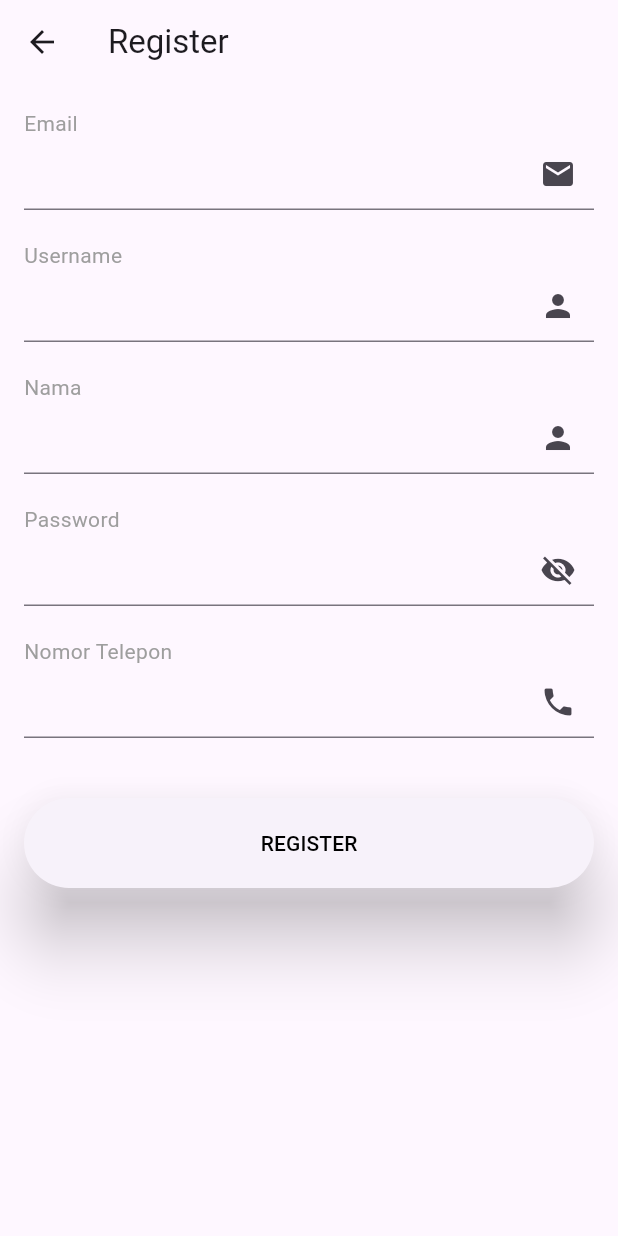
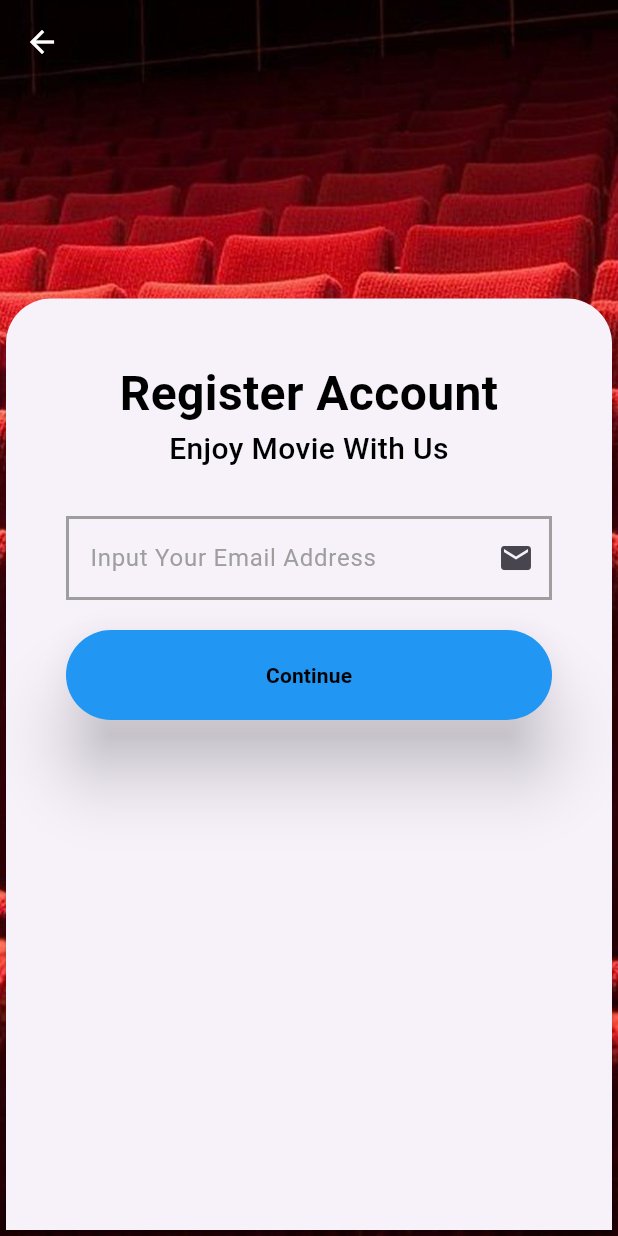
Before and after one commit to FrienDotJava/AtmaCinema, a Flutter app: the screen it shows after launch, after a tap on "Don't have an account? Register here", on a phone screen of 412 x 824 dp. Run offline on Flutter 3.47's test engine with Material 3 defaults, Android fonts, the phone set to English and light mode, and no system bars.

Commit message:
Redesign Register
Pemisahan register email dan data lainnya. Menambah desain background and UI dimiripkan dengan halaman Login.

```diff
--- a/lib/login.dart
+++ b/lib/login.dart
@@ -1,5 +1,5 @@
 import 'package:flutter/material.dart';
-import 'package:tubes/register.dart';
+import 'package:tubes/register_email.dart';
 
 class LoginPage extends StatefulWidget {
   const LoginPage({super.key});
@@ -9,6 +9,7 @@ class LoginPage extends StatefulWidget {
 }
 
 class _LoginPageState extends State<LoginPage> {
+  bool isPasswordVisible = false;
   late Color myColor;
   late Size mediaSize;
   TextEditingController emailController = TextEditingController();
@@ -90,20 +91,20 @@ class _LoginPageState extends State<LoginPage> {
               color: Colors.black, fontSize: 32, fontWeight: FontWeight.w500),
         ),
         _buildGreyText("Please login with your information"),
-        const SizedBox(height: 40),
+        const SizedBox(height: 20),
         _buildGreyText("Email address"),
         _buildInputField(emailController),
         const SizedBox(height: 20),
         _buildGreyText("Password"),
-        _buildInputField(passwordController, isPassword: true),
-        const SizedBox(height: 50),
+        _buildPasswordField(passwordController),
+        const SizedBox(height: 20),
         _buildRememberForgot(),
         const SizedBox(height: 20),
         _buildLoginButton(),
         const SizedBox(height: 20),
         _buildOtherLogin(),
         const SizedBox(height: 20),
-        _buildRegisterLink(), // Tambahkan widget ini untuk navigasi ke register
+        _buildRegisterLink(),
       ],
     );
   }
@@ -187,7 +188,6 @@ class _LoginPageState extends State<LoginPage> {
     );
   }
 
-  // Tambahkan TextButton untuk navigasi ke RegisterPage
   Widget _buildRegisterLink() {
     return Center(
       child: TextButton(
@@ -204,4 +204,23 @@ class _LoginPageState extends State<LoginPage> {
       ),
     );
   }
+
+  Widget _buildPasswordField(TextEditingController controller) {
+    return TextField(
+      controller: controller,
+      obscureText: !isPasswordVisible,
+      decoration: InputDecoration(
+        suffixIcon: IconButton(
+          icon: Icon(
+            isPasswordVisible ? Icons.visibility : Icons.visibility_off,
+          ),
+          onPressed: () {
+            setState(() {
+              isPasswordVisible = !isPasswordVisible;
+            });
+          },
+        ),
+      ),
+    );
+  }
 }
--- a/lib/main.dart
+++ b/lib/main.dart
@@ -8,7 +8,6 @@ void main() {
 class MyApp extends StatelessWidget {
   const MyApp({super.key});
 
-  // This widget is the root of your application.
   @override
   Widget build(BuildContext context) {
     return MaterialApp(
--- a/lib/register.dart
+++ /dev/null
@@ -1,121 +0,0 @@
-import 'package:flutter/material.dart';
-
-class RegisterPage extends StatefulWidget {
-  const RegisterPage({super.key});
-
-  @override
-  State<RegisterPage> createState() => _RegisterPageState();
-}
-
-class _RegisterPageState extends State<RegisterPage> {
-  bool isPasswordVisible = false;
-  TextEditingController emailController = TextEditingController();
-  TextEditingController usernameController = TextEditingController();
-  TextEditingController nameController = TextEditingController();
-  TextEditingController passwordController = TextEditingController();
-  TextEditingController phoneController = TextEditingController();
-
-  @override
-  Widget build(BuildContext context) {
-    return Scaffold(
-      appBar: AppBar(
-        title: const Text("Register"),
-      ),
-      body: Padding(
-        padding: const EdgeInsets.all(16.0),
-        child: SingleChildScrollView(
-          child: Column(
-            crossAxisAlignment: CrossAxisAlignment.start,
-            children: [
-              _buildGreyText("Email"),
-              _buildInputField(emailController, isEmail: true),
-              const SizedBox(height: 20),
-              _buildGreyText("Username"),
-              _buildInputField(usernameController),
-              const SizedBox(height: 20),
-              _buildGreyText("Nama"),
-              _buildInputField(nameController),
-              const SizedBox(height: 20),
-              _buildGreyText("Password"),
-              _buildPasswordField(passwordController),
-              const SizedBox(height: 20),
-              _buildGreyText("Nomor Telepon"),
-              _buildInputField(phoneController,
-                  isPhone: true), // Nomor telepon menggunakan keyboard angka
-              const SizedBox(height: 40),
-              _buildRegisterButton(),
-            ],
-          ),
-        ),
-      ),
-    );
-  }
-
-  Widget _buildGreyText(String text) {
-    return Text(
-      text,
-      style: const TextStyle(color: Colors.grey),
-    );
-  }
-
-  Widget _buildInputField(TextEditingController controller,
-      {bool isEmail = false, bool isPhone = false}) {
-    return TextField(
-      controller: controller,
-      keyboardType: isEmail
-          ? TextInputType.emailAddress
-          : isPhone
-              ? TextInputType
-                  .phone // Gunakan keyboard angka untuk input nomor telepon
-              : TextInputType.text,
-      decoration: InputDecoration(
-        suffixIcon: isEmail
-            ? const Icon(Icons.email)
-            : isPhone
-                ? const Icon(Icons.phone)
-                : const Icon(Icons.person),
-      ),
-    );
-  }
-
-  Widget _buildPasswordField(TextEditingController controller) {
-    return TextField(
-      controller: controller,
-      obscureText: !isPasswordVisible,
-      decoration: InputDecoration(
-        suffixIcon: IconButton(
-          icon: Icon(
-            isPasswordVisible ? Icons.visibility : Icons.visibility_off,
-          ),
-          onPressed: () {
-            setState(() {
-              isPasswordVisible = !isPasswordVisible;
-            });
-          },
-        ),
-      ),
-    );
-  }
-
-  Widget _buildRegisterButton() {
-    return ElevatedButton(
-      onPressed: () {
-        debugPrint("Email : ${emailController.text}");
-        debugPrint("Username : ${usernameController.text}");
-        debugPrint("Nama : ${nameController.text}");
-        debugPrint("Password : ${passwordController.text}");
-        debugPrint("Nomor Telepon : ${phoneController.text}");
-      },
-      style: ElevatedButton.styleFrom(
-        shape: const StadiumBorder(),
-        elevation: 20,
-        shadowColor: Colors.black,
-        minimumSize: const Size.fromHeight(60),
-      ),
-      child: const Text(
-        "REGISTER",
-        style: TextStyle(color: Colors.black),
-      ),
-    );
-  }
-}
--- /dev/null
+++ b/lib/register_email.dart
@@ -0,0 +1,156 @@
+import 'package:flutter/material.dart';
+import 'package:tubes/register_data.dart';
+
+class RegisterPage extends StatefulWidget {
+  const RegisterPage({super.key});
+
+  @override
+  State<RegisterPage> createState() => _RegisterPageState();
+}
+
+class _RegisterPageState extends State<RegisterPage> {
+  bool isPasswordVisible = false;
+  late Color myColor;
+  late Size mediaSize;
+  TextEditingController emailController = TextEditingController();
+  TextEditingController usernameController = TextEditingController();
+  TextEditingController nameController = TextEditingController();
+  TextEditingController passwordController = TextEditingController();
+  TextEditingController phoneController = TextEditingController();
+
+  @override
+  Widget build(BuildContext context) {
+    myColor = Colors.white12;
+    mediaSize = MediaQuery.of(context).size;
+
+    return Container(
+      decoration: BoxDecoration(
+        color: myColor,
+        image: DecorationImage(
+          image: const AssetImage("images/bg5.jpg"),
+          fit: BoxFit.cover,
+        ),
+      ),
+      child: Scaffold(
+        backgroundColor: Colors.transparent,
+        appBar: AppBar(
+          backgroundColor: Colors.transparent,
+          elevation: 0,
+          leading: IconButton(
+            icon: Icon(Icons.arrow_back, color: Colors.white),
+            onPressed: () {
+              Navigator.pop(context);
+            },
+          ),
+        ),
+        body: Stack(
+          children: [
+            Positioned(bottom: 0, child: _buildBottom()),
+          ],
+        ),
+      ),
+    );
+  }
+
+  Widget _buildBottom() {
+    return SizedBox(
+      width: mediaSize.width,
+      child: Card(
+        shape: const RoundedRectangleBorder(
+            borderRadius: BorderRadius.only(
+          topLeft: Radius.circular(30),
+          topRight: Radius.circular(30),
+        )),
+        child: Padding(
+          padding: const EdgeInsets.all(32.0),
+          child: _buildInputRegister(),
+        ),
+      ),
+    );
+  }
+
+  Widget _buildInputRegister() {
+    return Padding(
+      padding: const EdgeInsets.all(8.0),
+      child: SingleChildScrollView(
+        child: Column(
+          crossAxisAlignment: CrossAxisAlignment.center,
+          children: [
+            Text(
+              "Register Account",
+              textAlign: TextAlign.center,
+              style: TextStyle(
+                color: Colors.black,
+                fontSize: 32,
+                fontWeight: FontWeight.bold,
+              ),
+            ),
+            Text(
+              "Enjoy Movie With Us",
+              textAlign: TextAlign.center,
+              style: TextStyle(
+                color: Colors.black,
+                fontSize: 20,
+                fontWeight: FontWeight.w500,
+              ),
+            ),
+            const SizedBox(height: 30),
+            _emailInput(emailController),
+            const SizedBox(height: 20),
+            _buildContinueButton(),
+            const SizedBox(height: 300),
+          ],
+        ),
+      ),
+    );
+  }
+
+  Widget _emailInput(TextEditingController controller) {
+    return SizedBox(
+      width: double.infinity,
+      child: TextField(
+        controller: emailController,
+        keyboardType: TextInputType.emailAddress,
+        decoration: InputDecoration(
+          labelText: "Input Your Email Address",
+          labelStyle: const TextStyle(color: Colors.grey),
+          suffixIcon: const Icon(Icons.email),
+          border: OutlineInputBorder(
+            borderRadius: BorderRadius.zero,
+          ),
+          enabledBorder: OutlineInputBorder(
+            borderRadius: BorderRadius.zero,
+            borderSide: const BorderSide(color: Colors.grey, width: 2.0),
+          ),
+          focusedBorder: OutlineInputBorder(
+            borderRadius: BorderRadius.zero,
+            borderSide: const BorderSide(color: Colors.blue, width: 2.0),
+          ),
+        ),
+      ),
+    );
+  }
+
+  Widget _buildContinueButton() {
+    return ElevatedButton(
+      onPressed: () {
+        debugPrint("Email : ${emailController.text}");
+        Navigator.push(
+          context,
+          MaterialPageRoute(builder: (context) => const RegisterData()),
+        );
+      },
+      style: ElevatedButton.styleFrom(
+        shape: const StadiumBorder(),
+        backgroundColor: Colors.blue,
+        elevation: 20,
+        shadowColor: Colors.black,
+        minimumSize: const Size.fromHeight(60),
+      ),
+      child: const Text(
+        "Continue",
+        style: TextStyle(color: Colors.black, fontWeight: FontWeight.bold),
+      ),
+    );
+  }
+}
```
Also changed, not shown: lib/register_data.dart (added, +172 -0 lines), images/bg3.jpg (added), images/bg4.jpg (added), images/bg5.jpg (added).
